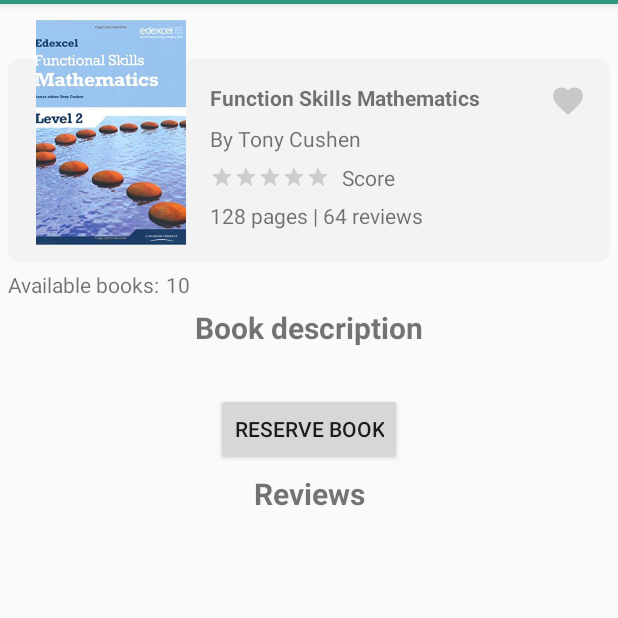
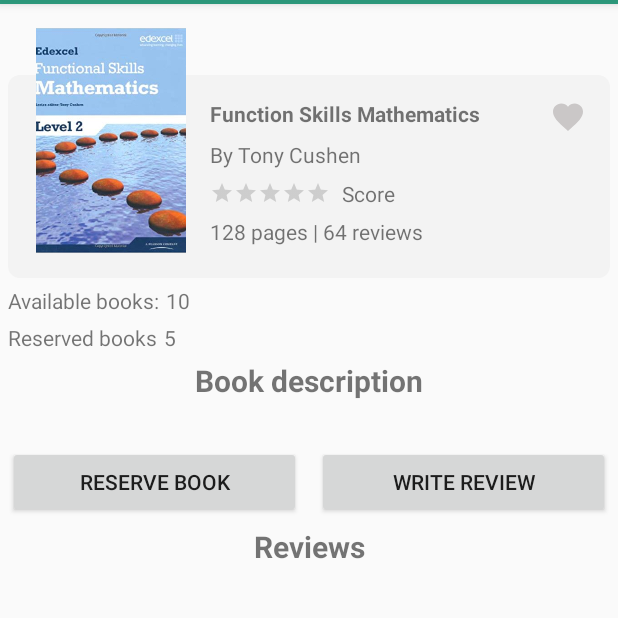
Before and after one commit to SirMatix/mechachrome-mob-app, an Android app: the BookPage screen opened directly, with no data from a screen before it, on a phone screen of 412 x 824 dp, the part 80-698 px from its top. Run offline under Robolectric (Android 15) with nearby library versions, the phone set to English and light mode, and no system bars.

Commit message:
Add book layout

```diff
--- a/app/src/main/res/layout/activity_book_page.xml
+++ b/app/src/main/res/layout/activity_book_page.xml
@@ -12,16 +12,15 @@
         android:layout_width="0dp"
         android:layout_height="135dp"
         android:layout_marginStart="5dp"
-        android:layout_marginTop="5dp"
+        android:layout_marginTop="10dp"
         android:layout_marginEnd="5dp"
-        android:layout_marginBottom="5dp"
         android:background="@drawable/container_bg"
         app:layout_constraintBottom_toBottomOf="parent"
         app:layout_constraintEnd_toEndOf="parent"
         app:layout_constraintHorizontal_bias="0.0"
         app:layout_constraintStart_toStartOf="parent"
         app:layout_constraintTop_toTopOf="parent"
-        app:layout_constraintVertical_bias="0.05" />
+        app:layout_constraintVertical_bias="0.060000002" />
 
     <ImageView
 
@@ -113,9 +112,9 @@
         android:textSize="20sp"
         android:textStyle="bold"
         app:layout_constraintEnd_toEndOf="parent"
-        app:layout_constraintHorizontal_bias="0.0"
+        app:layout_constraintHorizontal_bias="1.0"
         app:layout_constraintStart_toStartOf="parent"
-        app:layout_constraintTop_toBottomOf="@+id/textView4" />
+        app:layout_constraintTop_toBottomOf="@+id/textView7" />
 
     <TextView
         android:id="@+id/bookDescription"
@@ -146,13 +145,15 @@
 
     <Button
         android:id="@+id/button"
-        android:layout_width="wrap_content"
+        android:layout_width="0dp"
         android:layout_height="wrap_content"
         android:layout_marginStart="5dp"
         android:layout_marginTop="5dp"
         android:layout_marginEnd="5dp"
+        android:layout_marginBottom="5dp"
         android:text="Reserve book"
-        app:layout_constraintEnd_toEndOf="parent"
+        app:layout_constraintBottom_toTopOf="@+id/textView3"
+        app:layout_constraintEnd_toStartOf="@+id/button2"
         app:layout_constraintStart_toStartOf="parent"
         app:layout_constraintTop_toBottomOf="@+id/bookDescription" />
 
@@ -163,9 +164,9 @@
         android:layout_marginStart="5dp"
         android:layout_marginTop="5dp"
         android:layout_marginEnd="2dp"
-        android:layout_marginBottom="75dp"
+        android:layout_marginBottom="5dp"
         android:text="Available books:"
-        app:layout_constraintBottom_toTopOf="@+id/textView"
+        app:layout_constraintBottom_toTopOf="@+id/textView6"
         app:layout_constraintEnd_toStartOf="@+id/textView5"
         app:layout_constraintStart_toStartOf="parent"
         app:layout_constraintTop_toBottomOf="@+id/imageView1" />
@@ -180,11 +181,50 @@
         android:layout_marginBottom="5dp"
         android:text="10"
         android:textAlignment="viewStart"
+        app:layout_constraintBottom_toTopOf="@+id/textView7"
+        app:layout_constraintEnd_toEndOf="parent"
+        app:layout_constraintStart_toEndOf="@+id/textView4"
+        app:layout_constraintTop_toBottomOf="@+id/imageView1" />
+
+    <Button
+        android:id="@+id/button2"
+        android:layout_width="0dp"
+        android:layout_height="wrap_content"
+        android:layout_marginStart="5dp"
+        android:layout_marginTop="5dp"
+        android:layout_marginEnd="5dp"
+        android:layout_marginBottom="5dp"
+        android:text="Write review"
+        app:layout_constraintBottom_toTopOf="@+id/textView3"
+        app:layout_constraintEnd_toEndOf="parent"
+        app:layout_constraintStart_toEndOf="@+id/button"
+        app:layout_constraintTop_toBottomOf="@+id/bookDescription" />
+
+    <TextView
+        android:id="@+id/textView6"
+        android:layout_width="wrap_content"
+        android:layout_height="wrap_content"
+        android:layout_marginStart="5dp"
+        android:layout_marginEnd="2dp"
+        android:layout_marginBottom="5dp"
+        android:text="Reserved books"
+        app:layout_constraintBottom_toTopOf="@+id/textView"
+        app:layout_constraintEnd_toStartOf="@+id/textView7"
+        app:layout_constraintStart_toStartOf="parent"
+        app:layout_constraintTop_toBottomOf="@+id/textView4" />
+
+    <TextView
+        android:id="@+id/textView7"
+        android:layout_width="0dp"
+        android:layout_height="wrap_content"
+        android:layout_marginStart="2dp"
+        android:layout_marginEnd="5dp"
+        android:layout_marginBottom="5dp"
+        android:text="5"
         app:layout_constraintBottom_toTopOf="@+id/textView"
         app:layout_constraintEnd_toEndOf="parent"
-        app:layout_constraintStart_toEndOf="@+id/textView4"
-        app:layout_constraintTop_toBottomOf="@+id/imageView1"
-        app:layout_constraintVertical_bias="1.0" />
+        app:layout_constraintStart_toEndOf="@+id/textView6"
+        app:layout_constraintTop_toBottomOf="@+id/textView5" />
 
 
 </androidx.constraintlayout.widget.ConstraintLayout>
```
